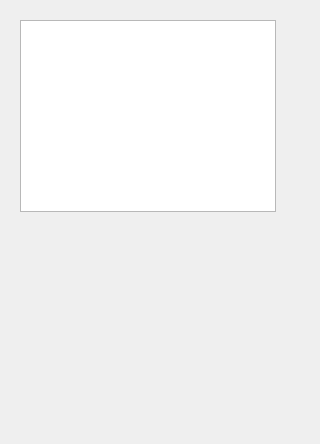
Old version of the form Plugins/TaskListView/mainform.ui in the repository kee-reel/PLAG.
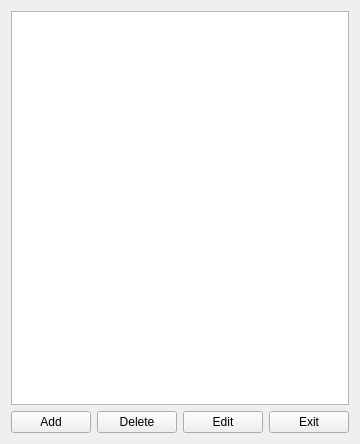
New version of the form.

What changed in the file:
```diff
--- a/Plugins/TaskListView/mainform.ui
+++ b/Plugins/TaskListView/mainform.ui
@@ -13,19 +13,47 @@
   <property name="windowTitle">
    <string>Form</string>
   </property>
+  <layout class="QVBoxLayout" name="verticalLayout">
+   <item>
   <widget class="QTreeView" name="treeView">
    <property name="enabled">
     <bool>true</bool>
    </property>
-   <property name="geometry">
-    <rect>
-     <x>20</x>
-     <y>20</y>
-     <width>256</width>
-     <height>192</height>
-    </rect>
-   </property>
-  </widget>
+    </widget>
+   </item>
+   <item>
+    <layout class="QHBoxLayout" name="horizontalLayout">
+     <item>
+      <widget class="QPushButton" name="buttonAdd">
+       <property name="text">
+        <string>Add</string>
+       </property>
+      </widget>
+     </item>
+     <item>
+      <widget class="QPushButton" name="buttonDelete">
+       <property name="text">
+        <string>Delete</string>
+       </property>
+      </widget>
+     </item>
+     <item>
+      <widget class="QPushButton" name="buttonEdit">
+       <property name="text">
+        <string>Edit</string>
+       </property>
+      </widget>
+     </item>
+     <item>
+      <widget class="QPushButton" name="buttonExit">
+       <property name="text">
+        <string>Exit</string>
+       </property>
+      </widget>
+     </item>
+    </layout>
+   </item>
+  </layout>
  </widget>
  <resources/>
  <connections/>
```
Lines whose indentation alone changed are shown as unchanged.
